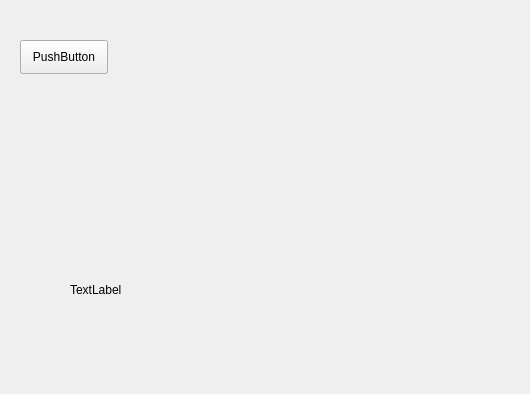
First picture: the form in src/MainWindow.ui, repository DalShooth/PrevEve, before the edit.
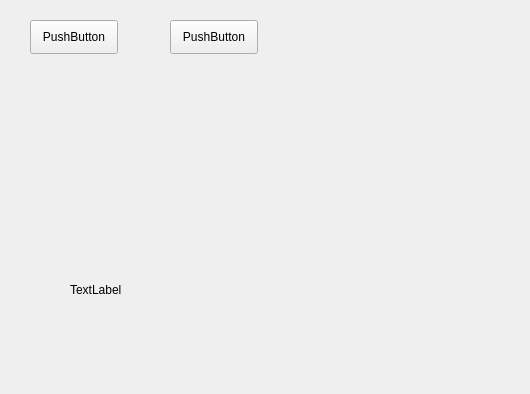
Second picture: the form after the edit.

Commit message: ScreenCastHandler have now comment (in french temporarily) reorganise ScreenCastHandler for keeping D-Bus common setup and let stream have her own class handler (coming)

Patch:
```diff
--- a/src/MainWindow.ui
+++ b/src/MainWindow.ui
@@ -17,8 +17,8 @@
    <widget class="QPushButton" name="pushButton">
     <property name="geometry">
      <rect>
-      <x>20</x>
-      <y>40</y>
+      <x>30</x>
+      <y>20</y>
       <width>88</width>
       <height>34</height>
      </rect>
@@ -40,6 +40,19 @@
      <string>TextLabel</string>
     </property>
    </widget>
+   <widget class="QPushButton" name="pushButton_2">
+    <property name="geometry">
+     <rect>
+      <x>170</x>
+      <y>20</y>
+      <width>88</width>
+      <height>34</height>
+     </rect>
+    </property>
+    <property name="text">
+     <string>PushButton</string>
+    </property>
+   </widget>
   </widget>
   <widget class="QMenuBar" name="menuBar">
    <property name="geometry">
```
The commit also changes 7 other files.
